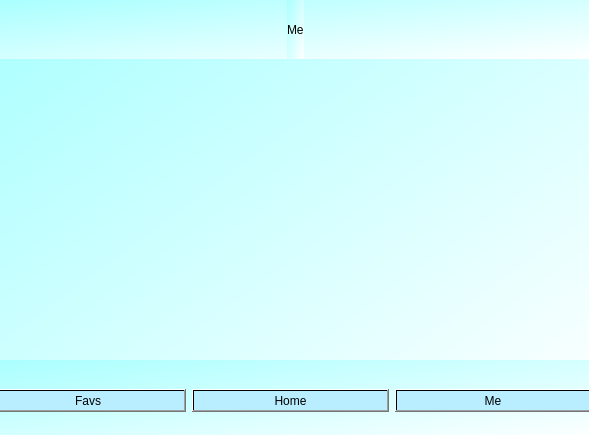
Above: me_nuser.ui from reich03/EstructurasProyecto before the change. Below: the same form after it.
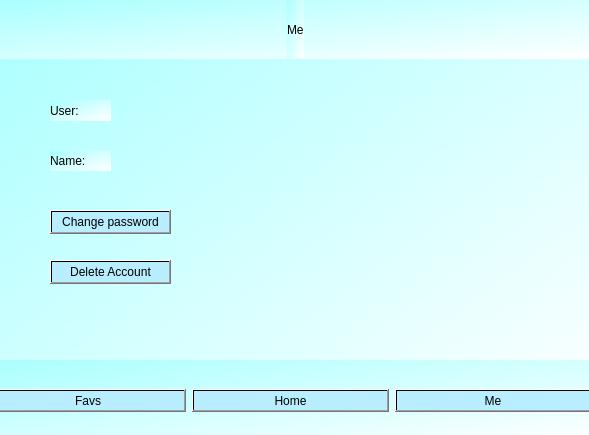
That is the form after the change.

```diff
--- a/me_nuser.ui
+++ b/me_nuser.ui
@@ -96,6 +96,82 @@
     </item>
    </layout>
   </widget>
+  <widget class="QPushButton" name="ch_password">
+   <property name="geometry">
+    <rect>
+     <x>50</x>
+     <y>210</y>
+     <width>121</width>
+     <height>24</height>
+    </rect>
+   </property>
+   <property name="styleSheet">
+    <string notr="true">color: qlineargradient(spread:pad, x1:0, y1:0, x2:1, y2:1, stop:1 rgba(0, 0, 0, 255));
+background-color: qlineargradient(spread:pad, x1:0, y1:0, x2:1, y2:1, stop:1 rgba(184, 238, 255, 255));
+font: 900 9pt &quot;Segoe UI&quot;;</string>
+   </property>
+   <property name="text">
+    <string>Change password</string>
+   </property>
+  </widget>
+  <widget class="QPushButton" name="delete_2">
+   <property name="geometry">
+    <rect>
+     <x>50</x>
+     <y>260</y>
+     <width>121</width>
+     <height>24</height>
+    </rect>
+   </property>
+   <property name="styleSheet">
+    <string notr="true">color: qlineargradient(spread:pad, x1:0, y1:0, x2:1, y2:1, stop:1 rgba(0, 0, 0, 255));
+background-color: qlineargradient(spread:pad, x1:0, y1:0, x2:1, y2:1, stop:1 rgba(184, 238, 255, 255));
+font: 900 9pt &quot;Segoe UI&quot;;</string>
+   </property>
+   <property name="text">
+    <string>Delete Account</string>
+   </property>
+  </widget>
+  <widget class="QLabel" name="label_3">
+   <property name="geometry">
+    <rect>
+     <x>50</x>
+     <y>100</y>
+     <width>61</width>
+     <height>21</height>
+    </rect>
+   </property>
+   <property name="styleSheet">
+    <string notr="true">color: qlineargradient(spread:pad, x1:0, y1:0, x2:1, y2:1, stop:1 rgba(0, 0, 0, 255));
+font: 700 11pt &quot;Segoe UI&quot;;</string>
+   </property>
+   <property name="text">
+    <string>User:</string>
+   </property>
+  </widget>
+  <widget class="QLabel" name="label_4">
+   <property name="geometry">
+    <rect>
+     <x>50</x>
+     <y>150</y>
+     <width>61</width>
+     <height>21</height>
+    </rect>
+   </property>
+   <property name="styleSheet">
+    <string notr="true">color: qlineargradient(spread:pad, x1:0, y1:0, x2:1, y2:1, stop:1 rgba(0, 0, 0, 255));
+font: 700 11pt &quot;Segoe UI&quot;;</string>
+   </property>
+   <property name="text">
+    <string>Name:</string>
+   </property>
+  </widget>
+  <zorder>delete_2</zorder>
+  <zorder>horizontalLayoutWidget</zorder>
+  <zorder>verticalLayoutWidget</zorder>
+  <zorder>ch_password</zorder>
+  <zorder>label_3</zorder>
+  <zorder>label_4</zorder>
  </widget>
  <resources/>
  <connections/>
```
